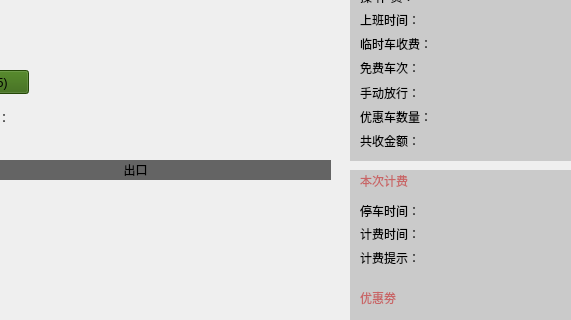
The window that mainwindow.ui (toplus1s/Intelligent-recognition-management-system-of-parking-lot) describes before a commit, drawn with Qt 5; both pictures show x 520 to 1091 and y 250 to 570 of the 1248 by 811 pixel window.
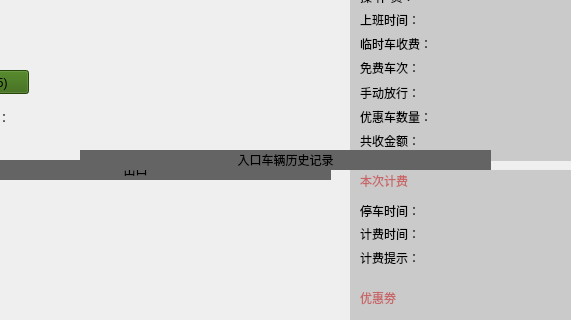
The same window after the commit.

What changed in the file:
```diff
--- a/mainwindow.ui
+++ b/mainwindow.ui
@@ -904,6 +904,30 @@
     <string/>
    </property>
   </widget>
+  <widget class="QLabel" name="linfo1_3">
+   <property name="geometry">
+    <rect>
+     <x>600</x>
+     <y>400</y>
+     <width>411</width>
+     <height>20</height>
+    </rect>
+   </property>
+   <property name="font">
+    <font>
+     <pointsize>9</pointsize>
+    </font>
+   </property>
+   <property name="styleSheet">
+    <string notr="true">background-color:rgb(100,100,100)</string>
+   </property>
+   <property name="text">
+    <string>入口车辆历史记录</string>
+   </property>
+   <property name="alignment">
+    <set>Qt::AlignCenter</set>
+   </property>
+  </widget>
  </widget>
  <resources/>
  <connections/>
```
